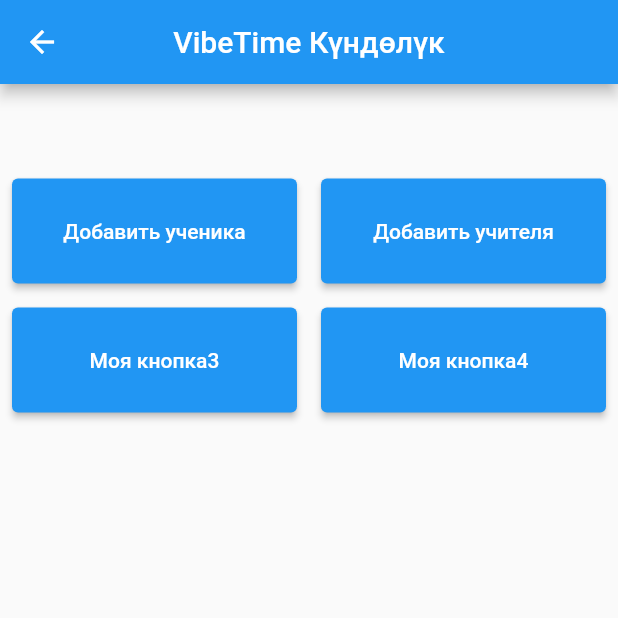
After one commit to easy28g/school-diary-frontend, a Flutter app: the ManagersHome screen opened by its route, on a phone screen of 412 x 824 dp, the top half of it. The commit adds this screen. Run offline on Flutter 3.47's test engine with Material 2 defaults, Android fonts, the phone set to English and light mode, and no system bars.

Commit message:
add managers home

```diff
--- a/lib/main.dart
+++ b/lib/main.dart
@@ -1,4 +1,5 @@
 import 'package:flutter/material.dart';
+import 'package:school_diary/pages/manager_pages/ManagersHome.dart';
 import 'package:school_diary/pages/parent_pages/ParentsHome.dart';
 import 'package:school_diary/pages/student_pages/StudentsProfileMenu.dart';
 import 'package:school_diary/pages/SignInDiary.dart';
@@ -20,5 +21,6 @@ void main() => runApp(MaterialApp(
     '/homework-on-subject': (context) => HomeworkPages(),
     '/teachers-home': (context) => TeachersHome(),
     '/parents-home': (context) => ParentsHome(),
+    '/managers-home': (context) => ManagersHome(),
   },
 ));
--- a/lib/pages/SignInDiary.dart
+++ b/lib/pages/SignInDiary.dart
@@ -26,6 +26,9 @@ class _SignInDairyState extends State<SignInDairy> {
       print('Вход выполнен успешно');
     } else if (firstName == 'p' && secondName == 'p' && pinCode == 'p') {
       Navigator.pushReplacementNamed(context, '/parents-home');
+      print('Вход выполнен успешно');
+    } else if (firstName == 'm' && secondName == 'm' && pinCode == 'm') {
+      Navigator.pushReplacementNamed(context, '/managers-home');
       print('Вход выполнен успешно');
     } else {
       print('Такой пользователь не найден!');
--- /dev/null
+++ b/lib/pages/manager_pages/ManagersHome.dart
@@ -0,0 +1,91 @@
+import 'package:flutter/material.dart';
+
+class ManagersHome extends StatefulWidget {
+  @override
+  State<StatefulWidget> createState() => _ManagersHomeState();
+}
+
+class _ManagersHomeState extends State<ManagersHome> {
+  @override
+  Widget build(BuildContext context) {
+    return Scaffold(
+      appBar: AppBar(
+        title: Text('VibeTime Күндөлүк'),
+        centerTitle: true,
+      ),
+      body: Padding(
+        padding: const EdgeInsets.only(top: 55.0),
+        child: Column(
+          children: [
+            // Первая строка
+            Row(
+              children: [
+                // Первая колонка
+                Expanded(
+                  child: Container(
+                    margin: EdgeInsets.all(8.0),
+                    // width: 20.0,
+                    height: 70,
+                    child: ElevatedButton(
+                      onPressed: () {
+                        // Ваше действие при нажатии на кнопку
+                      },
+                      child: Text('Добавить ученика'),
+                    ),
+                  ),
+                ),
+                // Вторая колонка
+                Expanded(
+                  child: Container(
+                    margin: EdgeInsets.all(8.0),
+                    // width: 20.0,
+                    height: 70,
+                    child: ElevatedButton(
+                      onPressed: () {
+                        // Ваше действие при нажатии на кнопку
+                      },
+                      child: Text('Добавить учителя'),
+                    ),
+                  ),
+                ),
+              ],
+            ),
+            // Вторая строка
+            Row(
+              children: [
+                // Третья колонка
+                Expanded(
+                  child: Container(
+                    margin: EdgeInsets.all(8.0),
+                    // width: 20.0,
+                    height: 70,
+                    child: ElevatedButton(
+                      onPressed: () {
+                        // Ваше действие при нажатии на кнопку
+                      },
+                      child: Text('Моя кнопка3'),
+                    ),
+                  ),
+                ),
+                // Четвертая колонка
+                Expanded(
+                  child: Container(
+                    margin: EdgeInsets.all(8.0),
+                    // width: 20.0,
+                    height: 70,
+                    child: ElevatedButton(
+                      onPressed: () {
+                        // Ваше действие при нажатии на кнопку
+                      },
+                      child: Text('Моя кнопка4'),
+                    ),
+                  ),
+                ),
+              ],
+            ),
+          ],
+        ),
+      ),
+    );
+  }
+}
```
